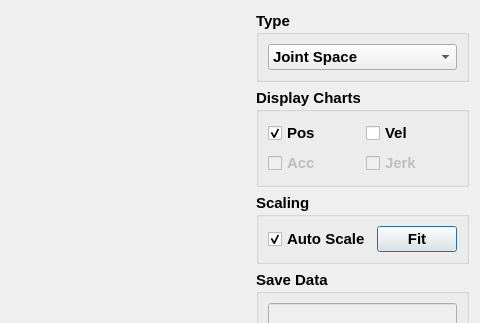
Above: src/PlotDialog.ui from thinkexist1989/rocos-viz before the change; both pictures show x 340 to 820 and y 0 to 323 of the 820 by 416 pixel window. Below: the same form after it.
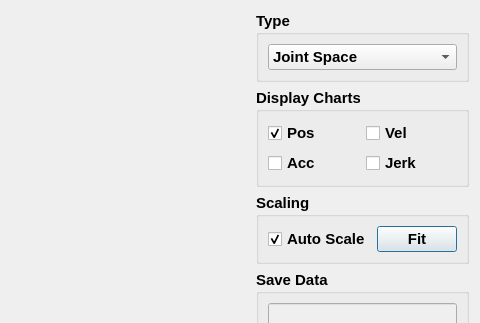
That is the form after the change. Icons and pictures are not drawn. Custom widgets are drawn as their Qt base class.

```diff
--- a/src/PlotDialog.ui
+++ b/src/PlotDialog.ui
@@ -7,7 +7,7 @@
     <x>0</x>
     <y>0</y>
     <width>820</width>
-    <height>389</height>
+    <height>414</height>
    </rect>
   </property>
   <property name="font">
@@ -162,7 +162,7 @@
         <item row="1" column="0">
          <widget class="QCheckBox" name="accCheck">
           <property name="enabled">
-           <bool>false</bool>
+           <bool>true</bool>
           </property>
           <property name="text">
            <string>Acc</string>
@@ -175,7 +175,7 @@
         <item row="1" column="1">
          <widget class="QCheckBox" name="jerkCheck">
           <property name="enabled">
-           <bool>false</bool>
+           <bool>true</bool>
           </property>
           <property name="text">
            <string>Jerk</string>
```
